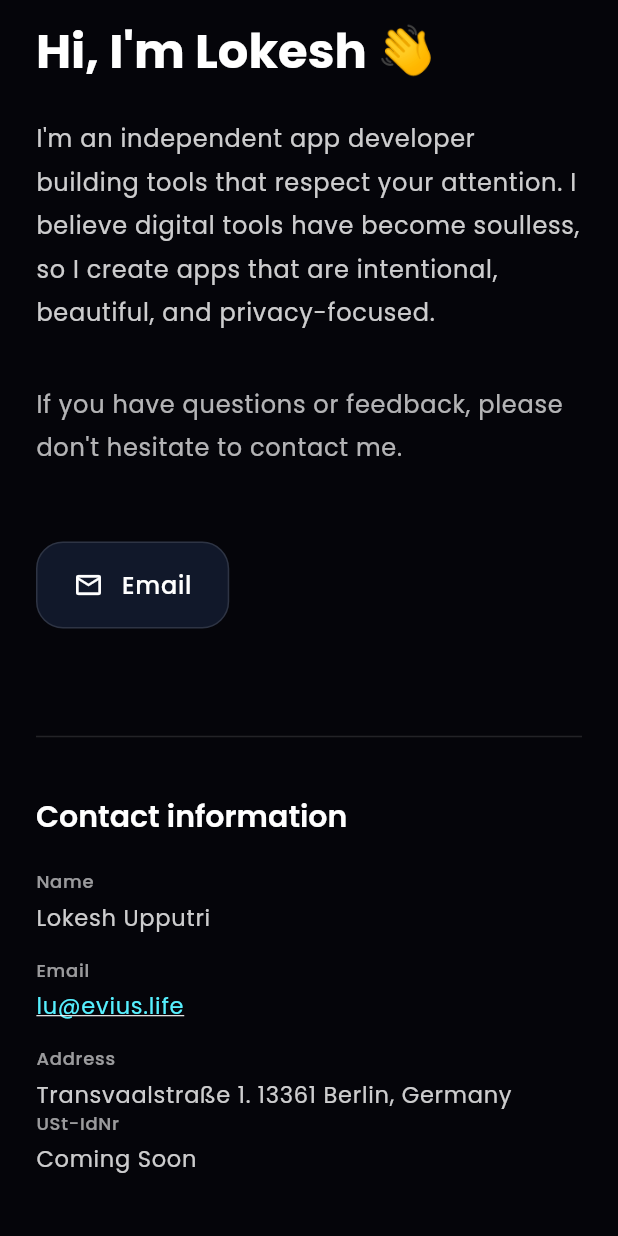
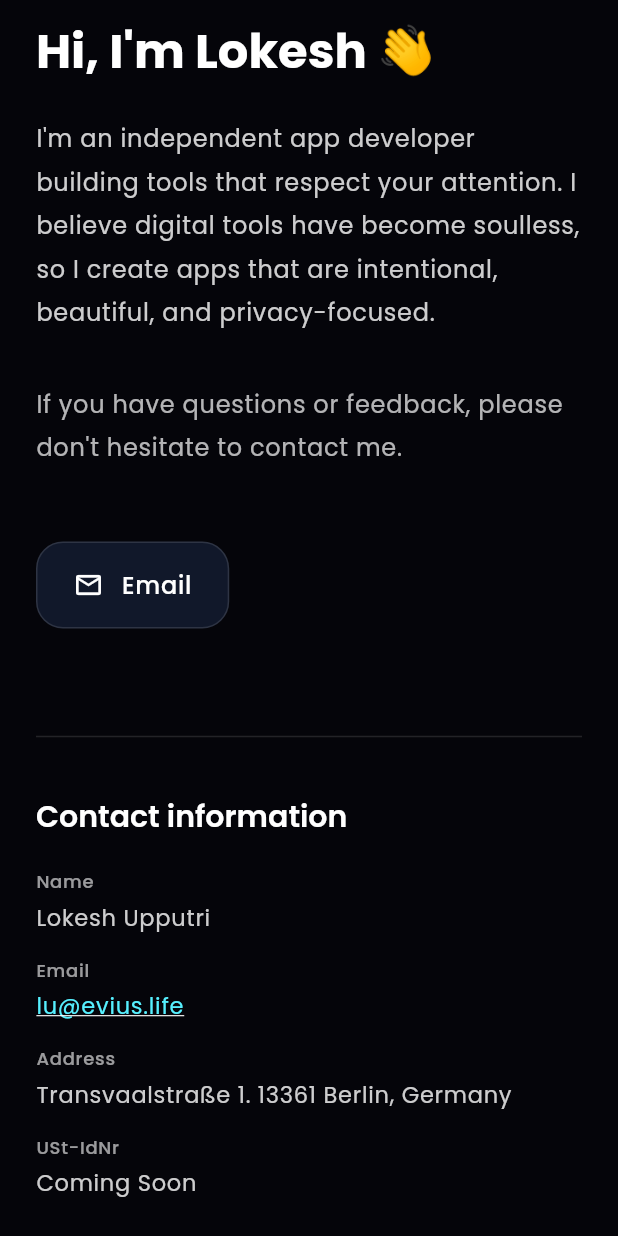
Before and after one commit to LokiBoyy/evius.life, a Flutter app: the ContactPage screen opened by its route, scrolled down 82 dp, on a phone screen of 412 x 824 dp. Run offline on Flutter 3.47's test engine with Material 3 defaults, Android fonts, the phone set to English and light mode, and no system bars; drawn by our look-alikes of flutter_animate; our stand-ins replace google_fonts; missing offline and left inert: dart:html.

Commit message:
updated my infos

```diff
--- a/evius_life_site/lib/pages/contact.dart
+++ b/evius_life_site/lib/pages/contact.dart
@@ -158,14 +158,14 @@ class _ContactPageState extends State<ContactPage> {
                       value: 'Transvaalstraße 1. 13361 Berlin, Germany',
                       theme: theme,
                     ),
-
+                    SizedBox(height: isMobile ? 16 : 20),
                     _ContactInfoItem(
                       label: 'USt-IdNr',
                       value: 'Coming Soon',
                       theme: theme,
                     ),
 
-                    SizedBox(height: isMobile ? 16 : 20),
+                    SizedBox(height: isMobile ? 32 : 48),
                   ],
                 ),
               ),
```
